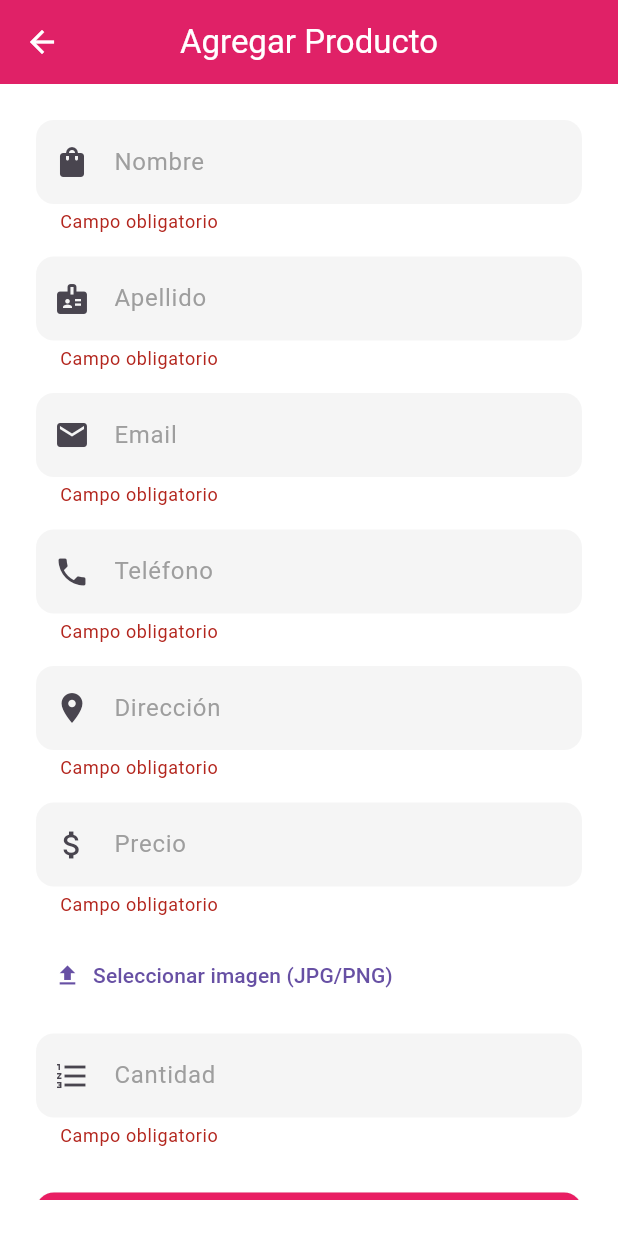
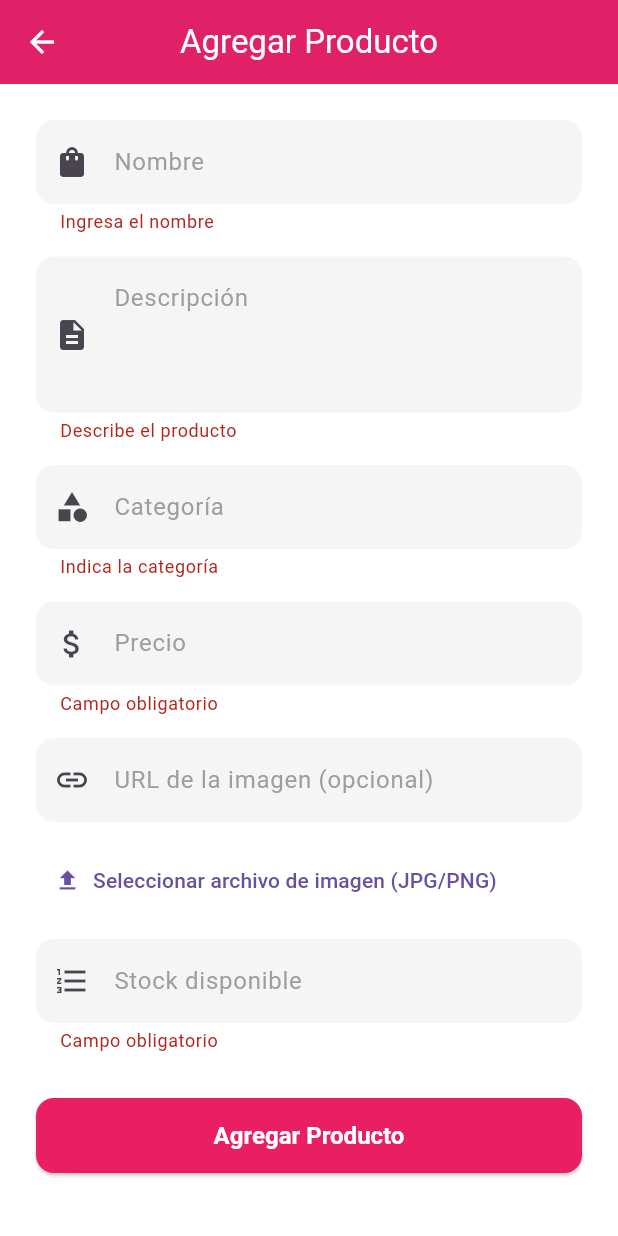
Before and after one commit to ejoruizzz/meysshopb, a Flutter app: the AddProductScreen screen opened directly, after a tap on "Agregar Producto", on a phone screen of 412 x 824 dp. Run offline on Flutter 3.47's test engine with Material 3 defaults, Android fonts, the phone set to English and light mode, and no system bars; our stand-ins replace fl_chart, image_picker, share_plus; accounts and stored records are empty.

Commit message:
Actualizar formularios de productos al nuevo modelo

```diff
--- a/lib/screens/add_product_screen.dart
+++ b/lib/screens/add_product_screen.dart
@@ -15,13 +15,12 @@ class AddProductScreen extends StatefulWidget {
 
 class _AddProductScreenState extends State<AddProductScreen> {
   final _formKey = GlobalKey<FormState>();
-  final _nameController = TextEditingController();
-  final _lastNameController = TextEditingController();
-  final _emailController = TextEditingController();
-  final _phoneController = TextEditingController();
-  final _addressController = TextEditingController();
-  final _priceController = TextEditingController();
-  final _cantidadController = TextEditingController();
+  final _nombreController = TextEditingController();
+  final _descripcionController = TextEditingController();
+  final _categoriaController = TextEditingController();
+  final _precioController = TextEditingController();
+  final _stockController = TextEditingController();
+  final _imagenUrlController = TextEditingController();
   final ImagePicker _picker = ImagePicker();
 
   File? _selectedImageFile;
@@ -29,14 +28,22 @@ class _AddProductScreenState extends State<AddProductScreen> {
 
   @override
   void dispose() {
-    _nameController.dispose();
-    _lastNameController.dispose();
-    _emailController.dispose();
-    _phoneController.dispose();
-    _addressController.dispose();
-    _priceController.dispose();
-    _cantidadController.dispose();
+    _nombreController.dispose();
+    _descripcionController.dispose();
+    _categoriaController.dispose();
+    _precioController.dispose();
+    _stockController.dispose();
+    _imagenUrlController.dispose();
     super.dispose();
+  }
+
+  bool _isValidImageUrl(String value) {
+    final trimmed = value.trim();
+    if (trimmed.isEmpty) return false;
+    final uri = Uri.tryParse(trimmed);
+    if (uri == null) return false;
+    final scheme = uri.scheme.toLowerCase();
+    return scheme == 'http' || scheme == 'https';
   }
 
   Future<void> _pickImage() async {
@@ -83,23 +90,25 @@ class _AddProductScreenState extends State<AddProductScreen> {
 
   void _submit() {
     if (!_formKey.currentState!.validate()) return;
-    if (_selectedImageFile == null) {
+    final trimmedUrl = _imagenUrlController.text.trim();
+
+    if (_selectedImageFile == null && trimmedUrl.isEmpty) {
       setState(() {
-        _imageError = 'Selecciona una imagen en formato JPG o PNG.';
+        _imageError =
+            'Proporciona una URL de imagen o selecciona un archivo JPG o PNG.';
       });
       return;
     }
 
+    setState(() => _imageError = null);
+
     final product = Product(
-      name: _nameController.text.trim(),
-      lastName: _lastNameController.text.trim(),
-      email: _emailController.text.trim(),
-      phone: _phoneController.text.trim(),
-      address: _addressController.text.trim(),
-      price: double.parse(_priceController.text.trim()),
-      imageUrl: '',
-      cantidad: int.parse(_cantidadController.text.trim()),
-      estado: "Activo",
+      nombre: _nombreController.text.trim(),
+      descripcion: _descripcionController.text.trim(),
+      categoria: _categoriaController.text.trim(),
+      precio: double.parse(_precioController.text.trim()),
+      stock: int.parse(_stockController.text.trim()),
+      imagenUrl: trimmedUrl,
     );
 
     Navigator.pop(
@@ -120,63 +129,44 @@ class _AddProductScreenState extends State<AddProductScreen> {
             child: Column(
               children: [
                 TextFormField(
-                  controller: _nameController,
+                  controller: _nombreController,
                   textInputAction: TextInputAction.next,
                   decoration: const InputDecoration(
                     labelText: "Nombre",
                     prefixIcon: Icon(Icons.shopping_bag),
                   ),
-                  validator: (v) => v == null || v.trim().isEmpty ? "Campo obligatorio" : null,
+                  validator: (v) =>
+                      v == null || v.trim().isEmpty ? "Ingresa el nombre" : null,
                 ),
                 const SizedBox(height: 15),
                 TextFormField(
-                  controller: _lastNameController,
+                  controller: _descripcionController,
                   textInputAction: TextInputAction.next,
+                  maxLines: 3,
                   decoration: const InputDecoration(
-                    labelText: "Apellido",
-                    prefixIcon: Icon(Icons.badge),
+                    labelText: "Descripción",
+                    alignLabelWithHint: true,
+                    prefixIcon: Icon(Icons.description),
                   ),
-                  validator: (v) => v == null || v.trim().isEmpty ? "Campo obligatorio" : null,
+                  validator: (v) => v == null || v.trim().isEmpty
+                      ? "Describe el producto"
+                      : null,
                 ),
                 const SizedBox(height: 15),
                 TextFormField(
-                  controller: _emailController,
-                  keyboardType: TextInputType.emailAddress,
+                  controller: _categoriaController,
                   textInputAction: TextInputAction.next,
                   decoration: const InputDecoration(
-                    labelText: "Email",
-                    prefixIcon: Icon(Icons.email),
+                    labelText: "Categoría",
+                    prefixIcon: Icon(Icons.category),
                   ),
-                  validator: (v) {
-                    if (v == null || v.trim().isEmpty) return "Campo obligatorio";
-                    if (!v.contains('@')) return "Email inválido";
-                    return null;
-                  },
+                  validator: (v) => v == null || v.trim().isEmpty
+                      ? "Indica la categoría"
+                      : null,
                 ),
                 const SizedBox(height: 15),
                 TextFormField(
-                  controller: _phoneController,
-                  keyboardType: TextInputType.phone,
-                  textInputAction: TextInputAction.next,
-                  decoration: const InputDecoration(
-                    labelText: "Teléfono",
-                    prefixIcon: Icon(Icons.phone),
-                  ),
-                  validator: (v) => v == null || v.trim().isEmpty ? "Campo obligatorio" : null,
-                ),
-                const SizedBox(height: 15),
-                TextFormField(
-                  controller: _addressController,
-                  textInputAction: TextInputAction.next,
-                  decoration: const InputDecoration(
-                    labelText: "Dirección",
-                    prefixIcon: Icon(Icons.location_on),
-                  ),
-                  validator: (v) => v == null || v.trim().isEmpty ? "Campo obligatorio" : null,
-                ),
-                const SizedBox(height: 15),
-                TextFormField(
-                  controller: _priceController,
+                  controller: _precioController,
                   keyboardType: TextInputType.number,
                   textInputAction: TextInputAction.next,
                   decoration: const InputDecoration(
@@ -186,8 +176,28 @@ class _AddProductScreenState extends State<AddProductScreen> {
                   validator: (v) {
                     if (v == null || v.isEmpty) return "Campo obligatorio";
                     final p = double.tryParse(v);
-                    if (p == null || p <= 0) return "Precio inválido";
+                    if (p == null || p <= 0) return "Ingresa un precio válido";
                     return null;
+                  },
+                ),
+                const SizedBox(height: 15),
+                TextFormField(
+                  controller: _imagenUrlController,
+                  textInputAction: TextInputAction.next,
+                  decoration: const InputDecoration(
+                    labelText: "URL de la imagen (opcional)",
+                    prefixIcon: Icon(Icons.link),
+                  ),
+                  onChanged: (_) {
+                    if (_selectedImageFile == null) {
+                      setState(() {});
+                    }
+                  },
+                  validator: (value) {
+                    if (value == null || value.trim().isEmpty) return null;
+                    return _isValidImageUrl(value)
+                        ? null
+                        : "Ingresa una URL válida";
                   },
                 ),
                 const SizedBox(height: 15),
@@ -196,7 +206,7 @@ class _AddProductScreenState extends State<AddProductScreen> {
                   child: TextButton.icon(
                     onPressed: _pickImage,
                     icon: const Icon(Icons.file_upload),
-                    label: const Text('Seleccionar imagen (JPG/PNG)'),
+                    label: const Text('Seleccionar archivo de imagen (JPG/PNG)'),
                   ),
                 ),
                 if (_selectedImageFile != null)
@@ -216,6 +226,28 @@ class _AddProductScreenState extends State<AddProductScreen> {
                     _selectedImageFile!.path.split(Platform.pathSeparator).last,
                     style: const TextStyle(fontSize: 12, color: Colors.grey),
                   ),
+                if (_selectedImageFile == null &&
+                    _isValidImageUrl(_imagenUrlController.text))
+                  Padding(
+                    padding: const EdgeInsets.all(12.0),
+                    child: ClipRRect(
+                      borderRadius: BorderRadius.circular(12),
+                      child: Image.network(
+                        _imagenUrlController.text.trim(),
+                        height: 160,
+                        fit: BoxFit.cover,
+                        errorBuilder: (_, __, ___) => Container(
+                          height: 160,
+                          color: Colors.grey.shade200,
+                          alignment: Alignment.center,
+                          child: const Icon(
+                            Icons.image_not_supported,
+                            color: Colors.grey,
+                          ),
+                        ),
+                      ),
+                    ),
+                  ),
                 if (_imageError != null)
                   Padding(
                     padding: const EdgeInsets.only(top: 8.0),
@@ -226,17 +258,17 @@ class _AddProductScreenState extends State<AddProductScreen> {
                   ),
                 const SizedBox(height: 15),
                 TextFormField(
-                  controller: _cantidadController,
+                  controller: _stockController,
                   keyboardType: TextInputType.number,
                   textInputAction: TextInputAction.done,
                   decoration: const InputDecoration(
-                    labelText: "Cantidad",
+                    labelText: "Stock disponible",
                     prefixIcon: Icon(Icons.format_list_numbered),
                   ),
                   validator: (v) {
                     if (v == null || v.isEmpty) return "Campo obligatorio";
                     final q = int.tryParse(v);
-                    if (q == null || q < 1) return "Cantidad inválida";
+                    if (q == null || q < 0) return "Ingresa una cantidad válida";
                     return null;
                   },
                 ),
--- a/lib/screens/product_list_screen.dart
+++ b/lib/screens/product_list_screen.dart
@@ -66,7 +66,7 @@ class _ProductListScreenState extends State<ProductListScreen> {
                 final originalIndex = widget.products.indexOf(product);
 
                 final bool showInventoryForThisCard =
-                    widget.isAdmin || (!widget.isAdmin && product.cantidad < 5);
+                    widget.isAdmin || (!widget.isAdmin && product.stock < 5);
 
                 return ProductCard(
                   product: product,
```
Also changed, not shown: lib/screens/edit_product_screen.dart (+100 -89 lines), lib/services/product_repo_api.dart (+19 -24 lines).
